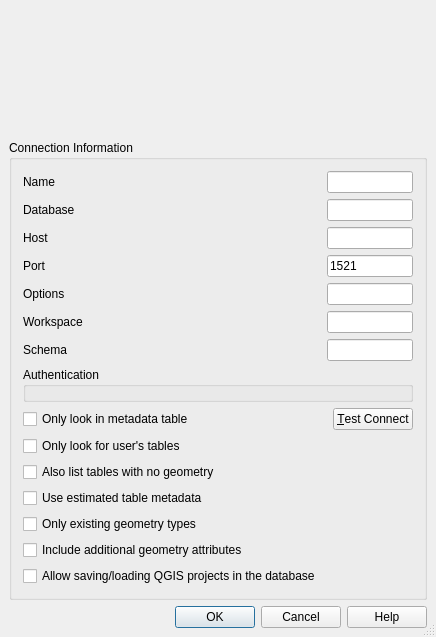
First picture: the form in src/ui/qgsoraclenewconnectionbase.ui, repository nextgis/nextgisqgis, before the edit.
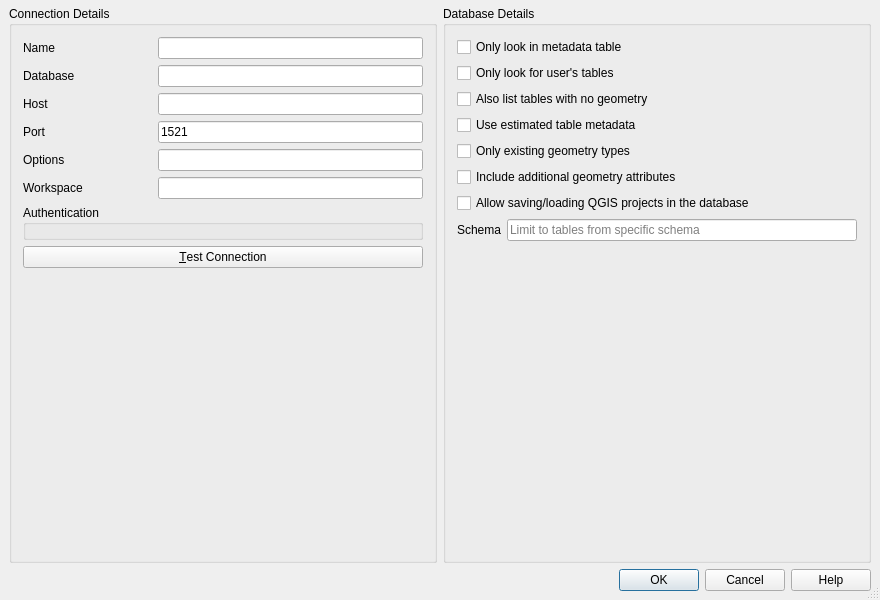
Second picture: the form after the edit. Custom widgets are drawn as their Qt base class.

The edit to the form file:
```diff
--- a/src/ui/qgsoraclenewconnectionbase.ui
+++ b/src/ui/qgsoraclenewconnectionbase.ui
@@ -6,16 +6,10 @@
    <rect>
     <x>0</x>
     <y>0</y>
-    <width>400</width>
-    <height>637</height>
+    <width>880</width>
+    <height>600</height>
    </rect>
   </property>
-  <property name="sizePolicy">
-   <sizepolicy hsizetype="MinimumExpanding" vsizetype="MinimumExpanding">
-    <horstretch>0</horstretch>
-    <verstretch>0</verstretch>
-   </sizepolicy>
-  </property>
   <property name="windowTitle">
    <string>Create a New Oracle Connection</string>
   </property>
@@ -25,12 +19,12 @@
   <property name="modal">
    <bool>true</bool>
   </property>
-  <layout class="QGridLayout">
+  <layout class="QGridLayout" name="gridLayout" columnstretch="1,1">
    <property name="leftMargin">
     <number>9</number>
    </property>
    <property name="topMargin">
-    <number>9</number>
+    <number>0</number>
    </property>
    <property name="rightMargin">
     <number>9</number>
@@ -41,19 +35,33 @@
    <property name="spacing">
     <number>6</number>
    </property>
-   <item row="2" column="0">
-    <widget class="QDialogButtonBox" name="buttonBox">
-     <property name="standardButtons">
-      <set>QDialogButtonBox::Cancel|QDialogButtonBox::Help|QDialogButtonBox::Ok</set>
-     </property>
-    </widget>
-   </item>
    <item row="1" column="0">
     <widget class="QGroupBox" name="GroupBox1">
      <property name="title">
-      <string>Connection Information</string>
+      <string>Connection Details</string>
      </property>
-     <layout class="QGridLayout" name="gridLayout_1">
+     <layout class="QGridLayout" name="gridLayout_2">
+      <item row="0" column="1" colspan="2">
+       <widget class="QLineEdit" name="txtName">
+        <property name="toolTip">
+         <string>Name of the new connection</string>
+        </property>
+       </widget>
+      </item>
+      <item row="5" column="0">
+       <widget class="QLabel" name="TextLabel3_4">
+        <property name="text">
+         <string>Workspace</string>
+        </property>
+       </widget>
+      </item>
+      <item row="4" column="0">
+       <widget class="QLabel" name="TextLabel3_3">
+        <property name="text">
+         <string>Options</string>
+        </property>
+       </widget>
+      </item>
       <item row="1" column="0">
        <widget class="QLabel" name="label">
         <property name="text">
@@ -64,46 +72,10 @@
         </property>
        </widget>
       </item>
-      <item row="15" column="0" colspan="3">
-       <widget class="QCheckBox" name="cb_onlyExistingTypes">
-        <property name="toolTip">
-         <string>Only list the existing geometry types and don't offer to add others.</string>
-        </property>
-        <property name="whatsThis">
-         <string>&lt;html&gt;&lt;head/&gt;&lt;body&gt;&lt;p&gt;When the layer is setup various metadata is required for the Oracle table. This includes information such as the table row count, geometry type and spatial extents of the data in the geometry column. If the table contains a large number of rows determining this metadata is time consuming.&lt;/p&gt;&lt;p&gt;By activating this option the following fast table metadata operations are done:&lt;/p&gt;&lt;p&gt;1) Row count is determined from all_tables.num_rows.&lt;/p&gt;&lt;p&gt;2) Table extents are always determined with the SDO_TUNE.EXTENTS_OF function even if a layer filter is applied.&lt;/p&gt;&lt;p&gt;3) The table geometry is determined from the first 100 non-null geometry rows in the table.&lt;/p&gt;&lt;/body&gt;&lt;/html&gt;</string>
-        </property>
-        <property name="text">
-         <string>Only existing geometry types</string>
-        </property>
-       </widget>
-      </item>
-      <item row="14" column="0" colspan="3">
-       <widget class="QCheckBox" name="cb_useEstimatedMetadata">
-        <property name="toolTip">
-         <string>Use estimated table statistics for the layer metadata.</string>
-        </property>
-        <property name="whatsThis">
-         <string>&lt;html&gt;&lt;head/&gt;&lt;body&gt;&lt;p&gt;When the layer is setup various metadata is required for the Oracle table. This includes information such as the table row count, geometry type and spatial extents of the data in the geometry column. If the table contains a large number of rows determining this metadata is time consuming.&lt;/p&gt;&lt;p&gt;By activating this option the following fast table metadata operations are done:&lt;/p&gt;&lt;p&gt;1) Row count is determined from all_tables.num_rows.&lt;/p&gt;&lt;p&gt;2) Table extents are always determined with the SDO_TUNE.EXTENTS_OF function even if a layer filter is applied.&lt;/p&gt;&lt;p&gt;3) The table geometry is determined from the first 100 non-null geometry rows in the table.&lt;/p&gt;&lt;/body&gt;&lt;/html&gt;</string>
-        </property>
-        <property name="text">
-         <string>Use estimated table metadata</string>
-        </property>
-       </widget>
-      </item>
-      <item row="3" column="0">
-       <widget class="QLabel" name="TextLabel2_2">
-        <property name="text">
-         <string>Port</string>
-        </property>
-        <property name="buddy">
-         <cstring>txtPort</cstring>
-        </property>
-       </widget>
-      </item>
-      <item row="6" column="0">
-       <widget class="QLabel" name="TextLabel3_5">
-        <property name="text">
-         <string>Schema</string>
+      <item row="5" column="1" colspan="2">
+       <widget class="QLineEdit" name="txtWorkspace">
+        <property name="echoMode">
+         <enum>QLineEdit::Normal</enum>
         </property>
        </widget>
       </item>
@@ -114,20 +86,13 @@
         </property>
        </widget>
       </item>
-      <item row="2" column="1" colspan="2">
-       <widget class="QLineEdit" name="txtHost"/>
-      </item>
-      <item row="4" column="0">
-       <widget class="QLabel" name="TextLabel3_3">
+      <item row="2" column="0">
+       <widget class="QLabel" name="TextLabel1">
         <property name="text">
-         <string>Options</string>
+         <string>Host</string>
         </property>
-       </widget>
-      </item>
-      <item row="3" column="1" colspan="2">
-       <widget class="QLineEdit" name="txtPort">
-        <property name="text">
-         <string>1521</string>
+        <property name="buddy">
+         <cstring>txtHost</cstring>
         </property>
        </widget>
       </item>
@@ -138,22 +103,25 @@
         </property>
        </widget>
       </item>
-      <item row="13" column="0" colspan="3">
-       <widget class="QCheckBox" name="cb_allowGeometrylessTables">
+      <item row="0" column="0">
+       <widget class="QLabel" name="TextLabel1_2">
         <property name="text">
-         <string>Also list tables with no geometry</string>
+         <string>Name</string>
         </property>
-        <property name="checked">
-         <bool>false</bool>
+        <property name="buddy">
+         <cstring>txtName</cstring>
         </property>
        </widget>
       </item>
+      <item row="2" column="1" colspan="2">
+       <widget class="QLineEdit" name="txtHost"/>
+      </item>
       <item row="7" column="0" colspan="3">
        <widget class="QGroupBox" name="mAuthGroupBox">
         <property name="title">
          <string>Authentication</string>
         </property>
-        <layout class="QGridLayout" name="gridLayout_2">
+        <layout class="QGridLayout" name="gridLayout_3">
          <property name="leftMargin">
           <number>6</number>
          </property>
@@ -172,7 +140,66 @@
         </layout>
        </widget>
       </item>
-      <item row="6" column="1" colspan="2">
+      <item row="3" column="1" colspan="2">
+       <widget class="QLineEdit" name="txtPort">
+        <property name="text">
+         <string>1521</string>
+        </property>
+       </widget>
+      </item>
+      <item row="3" column="0">
+       <widget class="QLabel" name="TextLabel2_2">
+        <property name="text">
+         <string>Port</string>
+        </property>
+        <property name="buddy">
+         <cstring>txtPort</cstring>
+        </property>
+       </widget>
+      </item>
+      <item row="10" column="0" colspan="3">
+       <widget class="QPushButton" name="btnConnect">
+        <property name="text">
+         <string>&amp;Test Connection</string>
+        </property>
+       </widget>
+      </item>
+      <item row="11" column="1">
+       <spacer name="verticalSpacer_2">
+        <property name="orientation">
+         <enum>Qt::Vertical</enum>
+        </property>
+        <property name="sizeHint" stdset="0">
+         <size>
+          <width>20</width>
+          <height>40</height>
+         </size>
+        </property>
+       </spacer>
+      </item>
+     </layout>
+    </widget>
+   </item>
+   <item row="1" column="1">
+    <widget class="QGroupBox" name="groupBox">
+     <property name="title">
+      <string>Database Details</string>
+     </property>
+     <layout class="QGridLayout" name="gridLayout_4">
+      <item row="7" column="0">
+       <widget class="QLabel" name="TextLabel3_5">
+        <property name="sizePolicy">
+         <sizepolicy hsizetype="Preferred" vsizetype="Fixed">
+          <horstretch>0</horstretch>
+          <verstretch>0</verstretch>
+         </sizepolicy>
+        </property>
+        <property name="text">
+         <string>Schema</string>
+        </property>
+       </widget>
+      </item>
+      <item row="7" column="1">
        <widget class="QgsFilterLineEdit" name="txtSchema">
         <property name="toolTip">
          <string>If specified, only tables from the matching schema will be fetched and listed for the provider</string>
@@ -180,23 +207,61 @@
         <property name="echoMode">
          <enum>QLineEdit::Normal</enum>
         </property>
+        <property name="placeholderText">
+         <string>Limit to tables from specific schema</string>
+        </property>
        </widget>
       </item>
-      <item row="0" column="1" colspan="2">
-       <widget class="QLineEdit" name="txtName">
+      <item row="6" column="0" colspan="2">
+       <widget class="QCheckBox" name="cb_projectsInDatabase">
+        <property name="text">
+         <string>Allow saving/loading QGIS projects in the database</string>
+        </property>
+       </widget>
+      </item>
+      <item row="5" column="0" colspan="2">
+       <widget class="QCheckBox" name="cb_includeGeoAttributes">
         <property name="toolTip">
          <string>Name of the new connection</string>
         </property>
+        <property name="text">
+         <string>Include additional geometry attributes</string>
+        </property>
        </widget>
       </item>
-      <item row="10" column="2">
-       <widget class="QPushButton" name="btnConnect">
+      <item row="4" column="0" colspan="2">
+       <widget class="QCheckBox" name="cb_onlyExistingTypes">
+        <property name="toolTip">
+         <string>&lt;html&gt;&lt;head/&gt;&lt;body&gt;&lt;p&gt;&lt;b&gt;Only list the existing geometry types and don't offer to add others.&lt;/b&gt;&lt;/p&gt;
+&lt;p&gt;When the layer is setup various metadata is required for the Oracle table. This includes information such as the table row count, geometry type and spatial extents of the data in the geometry column. If the table contains a large number of rows determining this metadata is time consuming.&lt;/p&gt;&lt;p&gt;By activating this option the following fast table metadata operations are done:&lt;/p&gt;&lt;p&gt;1) Row count is determined from all_tables.num_rows.&lt;/p&gt;&lt;p&gt;2) Table extents are always determined with the SDO_TUNE.EXTENTS_OF function even if a layer filter is applied.&lt;/p&gt;&lt;p&gt;3) The table geometry is determined from the first 100 non-null geometry rows in the table.&lt;/p&gt;&lt;/body&gt;&lt;/html&gt;</string>
+        </property>
         <property name="text">
-         <string>&amp;Test Connect</string>
+         <string>Only existing geometry types</string>
         </property>
        </widget>
       </item>
-      <item row="12" column="0" colspan="3">
+      <item row="3" column="0" colspan="2">
+       <widget class="QCheckBox" name="cb_useEstimatedMetadata">
+        <property name="toolTip">
+         <string>&lt;html&gt;&lt;head/&gt;&lt;body&gt;&lt;p&gt;&lt;b&gt;Use estimated table statistics for the layer metadata.&lt;/b&gt;&lt;/p&gt;
+&lt;p&gt;When the layer is setup various metadata is required for the Oracle table. This includes information such as the table row count, geometry type and spatial extents of the data in the geometry column. If the table contains a large number of rows determining this metadata is time consuming.&lt;/p&gt;&lt;p&gt;By activating this option the following fast table metadata operations are done:&lt;/p&gt;&lt;p&gt;1) Row count is determined from all_tables.num_rows.&lt;/p&gt;&lt;p&gt;2) Table extents are always determined with the SDO_TUNE.EXTENTS_OF function even if a layer filter is applied.&lt;/p&gt;&lt;p&gt;3) The table geometry is determined from the first 100 non-null geometry rows in the table.&lt;/p&gt;&lt;/body&gt;&lt;/html&gt;</string>
+        </property>
+        <property name="text">
+         <string>Use estimated table metadata</string>
+        </property>
+       </widget>
+      </item>
+      <item row="2" column="0" colspan="2">
+       <widget class="QCheckBox" name="cb_allowGeometrylessTables">
+        <property name="text">
+         <string>Also list tables with no geometry</string>
+        </property>
+        <property name="checked">
+         <bool>false</bool>
+        </property>
+       </widget>
+      </item>
+      <item row="1" column="0" colspan="2">
        <widget class="QCheckBox" name="cb_userTablesOnly">
         <property name="toolTip">
          <string>When searching for spatial tables restrict the search to tables that are owned by the user.</string>
@@ -209,7 +274,7 @@
         </property>
        </widget>
       </item>
-      <item row="10" column="0" colspan="2">
+      <item row="0" column="0" colspan="2">
        <widget class="QCheckBox" name="cb_geometryColumnsOnly">
         <property name="toolTip">
          <string>Restrict the displayed tables to those that are in the all_sdo_geom_metadata table</string>
@@ -222,87 +287,53 @@
         </property>
        </widget>
       </item>
-      <item row="0" column="0">
-       <widget class="QLabel" name="TextLabel1_2">
-        <property name="text">
-         <string>Name</string>
+      <item row="8" column="0" colspan="2">
+       <spacer name="verticalSpacer">
+        <property name="orientation">
+         <enum>Qt::Vertical</enum>
         </property>
-        <property name="buddy">
-         <cstring>txtName</cstring>
+        <property name="sizeHint" stdset="0">
+         <size>
+          <width>20</width>
+          <height>40</height>
+         </size>
         </property>
-       </widget>
-      </item>
-      <item row="2" column="0">
-       <widget class="QLabel" name="TextLabel1">
-        <property name="text">
-         <string>Host</string>
-        </property>
-        <property name="buddy">
-         <cstring>txtHost</cstring>
-        </property>
-       </widget>
-      </item>
-      <item row="16" column="0" colspan="3">
-       <widget class="QCheckBox" name="cb_includeGeoAttributes">
-        <property name="toolTip">
-         <string/>
-        </property>
-        <property name="whatsThis">
-         <string/>
-        </property>
-        <property name="text">
-         <string>Include additional geometry attributes</string>
-        </property>
-       </widget>
-      </item>
-      <item row="5" column="0">
-       <widget class="QLabel" name="TextLabel3_4">
-        <property name="text">
-         <string>Workspace</string>
-        </property>
-       </widget>
-      </item>
-      <item row="5" column="1" colspan="2">
-       <widget class="QLineEdit" name="txtWorkspace">
-        <property name="echoMode">
-         <enum>QLineEdit::Normal</enum>
-        </property>
-       </widget>
-      </item>
-      <item row="17" column="0">
-       <widget class="QCheckBox" name="cb_projectsInDatabase">
-        <property name="text">
-         <string>Allow saving/loading QGIS projects in the database</string>
-        </property>
-       </widget>
+       </spacer>
       </item>
      </layout>
     </widget>
    </item>
-   <item row="0" column="0">
+   <item row="3" column="0" colspan="2">
+    <widget class="QDialogButtonBox" name="buttonBox">
+     <property name="standardButtons">
+      <set>QDialogButtonBox::Cancel|QDialogButtonBox::Help|QDialogButtonBox::Ok</set>
+     </property>
+    </widget>
+   </item>
+   <item row="0" column="0" colspan="2">
     <widget class="QgsMessageBar" name="bar" native="true"/>
    </item>
   </layout>
  </widget>
  <layoutdefault spacing="6" margin="11"/>
  <customwidgets>
+  <customwidget>
+   <class>QgsAuthSettingsWidget</class>
+   <extends>QWidget</extends>
+   <header>qgsauthsettingswidget.h</header>
+   <container>1</container>
+  </customwidget>
+  <customwidget>
+   <class>QgsMessageBar</class>
+   <extends>QWidget</extends>
+   <header>qgsmessagebar.h</header>
+   <container>1</container>
+  </customwidget>
   <customwidget>
    <class>QgsFilterLineEdit</class>
    <extends>QLineEdit</extends>
    <header>qgsfilterlineedit.h</header>
   </customwidget>
-  <customwidget>
-   <class>QgsMessageBar</class>
-   <extends>QWidget</extends>
-   <header>qgsmessagebar.h</header>
-   <container>1</container>
-  </customwidget>
-  <customwidget>
-   <class>QgsAuthSettingsWidget</class>
-   <extends>QWidget</extends>
-   <header>qgsauthsettingswidget.h</header>
-   <container>1</container>
-  </customwidget>
  </customwidgets>
  <tabstops>
   <tabstop>txtName</tabstop>
```
Left out of the diff: 17 changed lines with no effect on the pictures.
